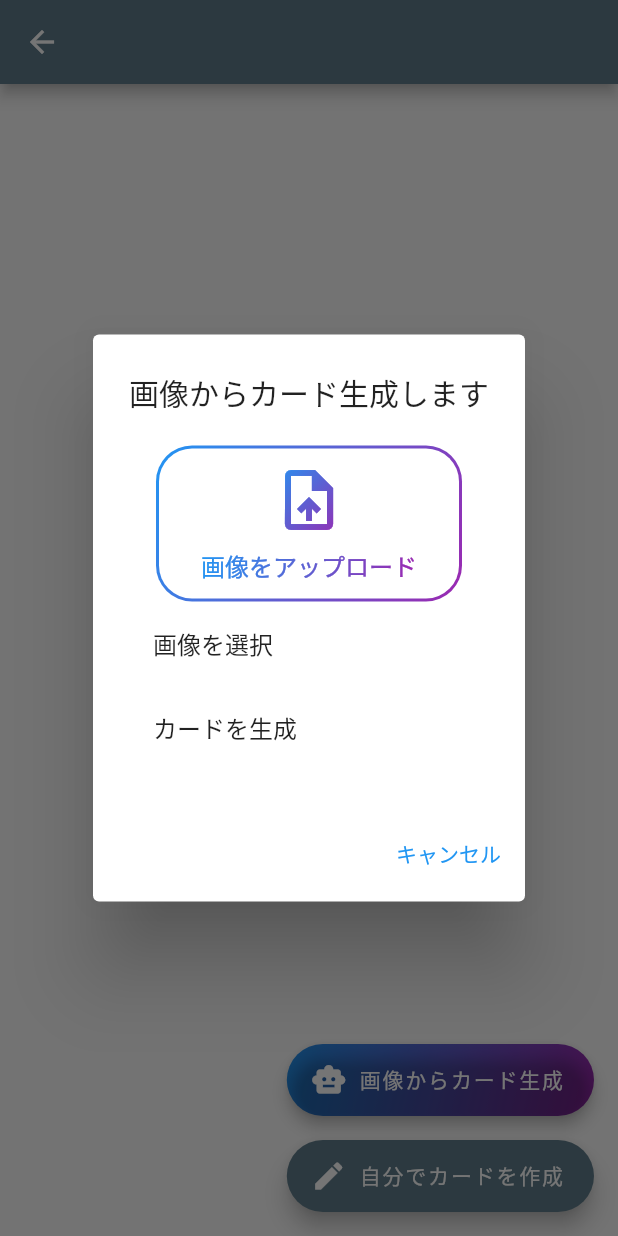
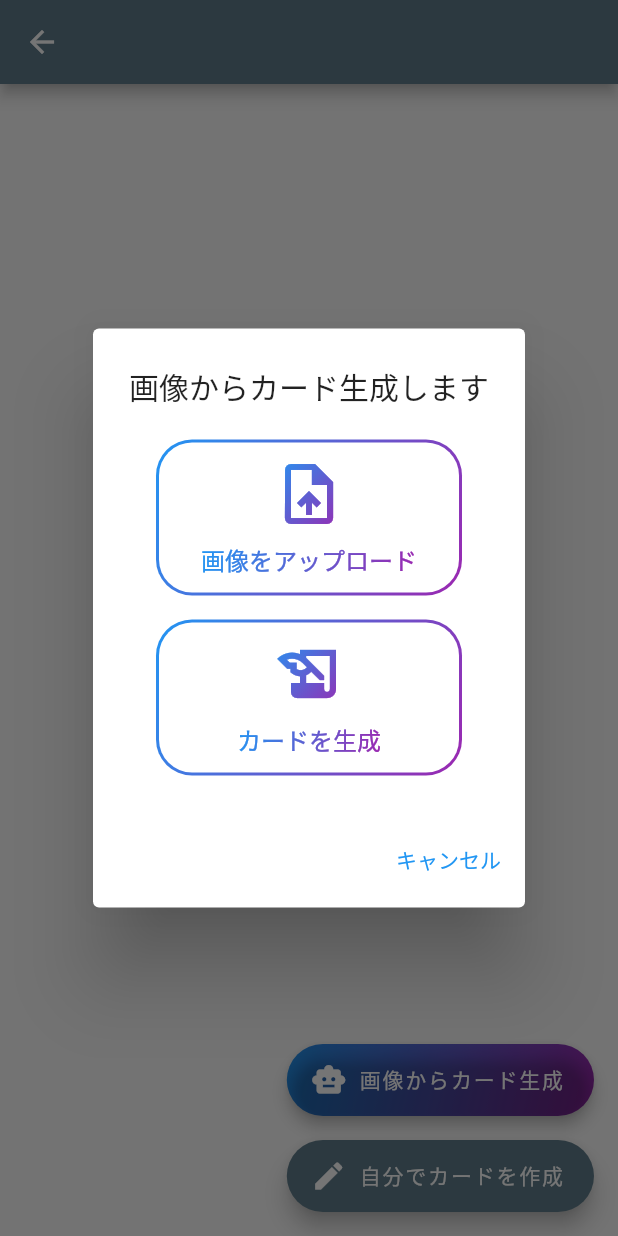
Before and after one commit to kou72/ai_flash_card, a Flutter app: the Deck screen opened directly with empty values, after a tap on "画像からカード生成", on a phone screen of 412 x 824 dp. Run offline on Flutter 3.47's test engine with Material 2 defaults, Android fonts, the phone set to English and light mode, and no system bars; our stand-ins replace file_picker, firebase_analytics, firebase_core, shared_preferences; missing offline and left inert: pdfx; accounts and stored records are empty.

Commit message:
lib/deck.dartファイルの変更点を分析すると、以下のような変更が行われています。
- ListTileウィジェットが削除されました。
- SizedBoxウィジェットが追加されました。
- GradientContainerウィジェットが追加されました。
- カードを生成ボタンが追加されました。
- カードを生成ボタンが押されたときに、"カードを生成"というテキストが表示されるようになりました。

lib/deck.dart
- ListTileウィジェットを削除
- SizedBoxウィジェットを追加
- GradientContainerウィジェットを追加
- カードを生成ボタンを追加
- カードを生成ボタンが押されたときに、"カードを生成"というテキストを表示するように変更

```diff
--- a/lib/deck.dart
+++ b/lib/deck.dart
@@ -70,16 +70,15 @@ class DeckState extends State<Deck> {
                   print('画像をアップロード');
                 },
               ),
-              ListTile(
-                title: Text('画像を選択'),
+              const SizedBox(height: 16),
+              GradientContainer(
+                text: "カードを生成",
+                iconData: Icons.history_edu,
+                width: 200,
+                height: 100,
+                colors: const [Colors.blue, Colors.purple],
                 onTap: () {
-                  // ここにボタンを押したときの処理を追加
-                },
-              ),
-              ListTile(
-                title: Text('カードを生成'),
-                onTap: () {
-                  // ここにボタンを押したときの処理を追加
+                  print('カードを生成');
                 },
               ),
             ],
```
